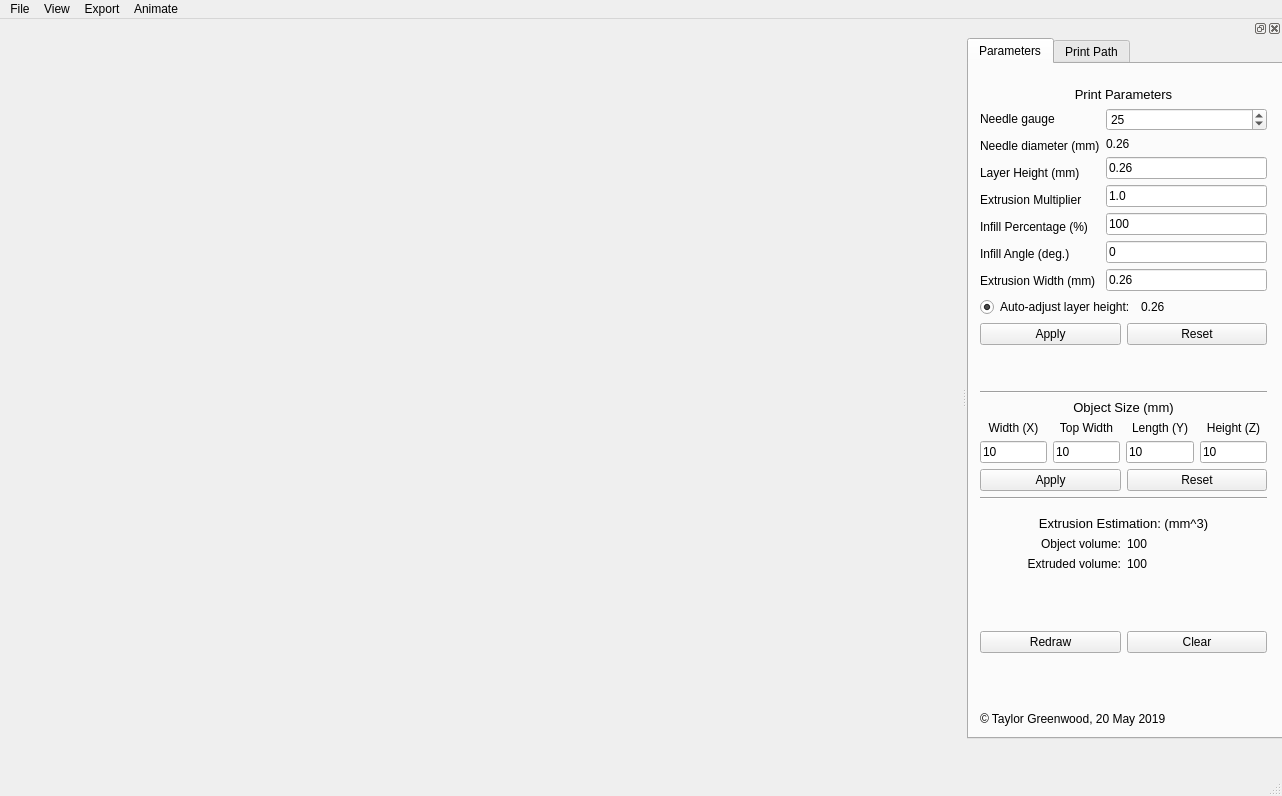
taylorgwood/FRE_Visualizer_GUI, file mainwindowform.ui: the form before one commit.
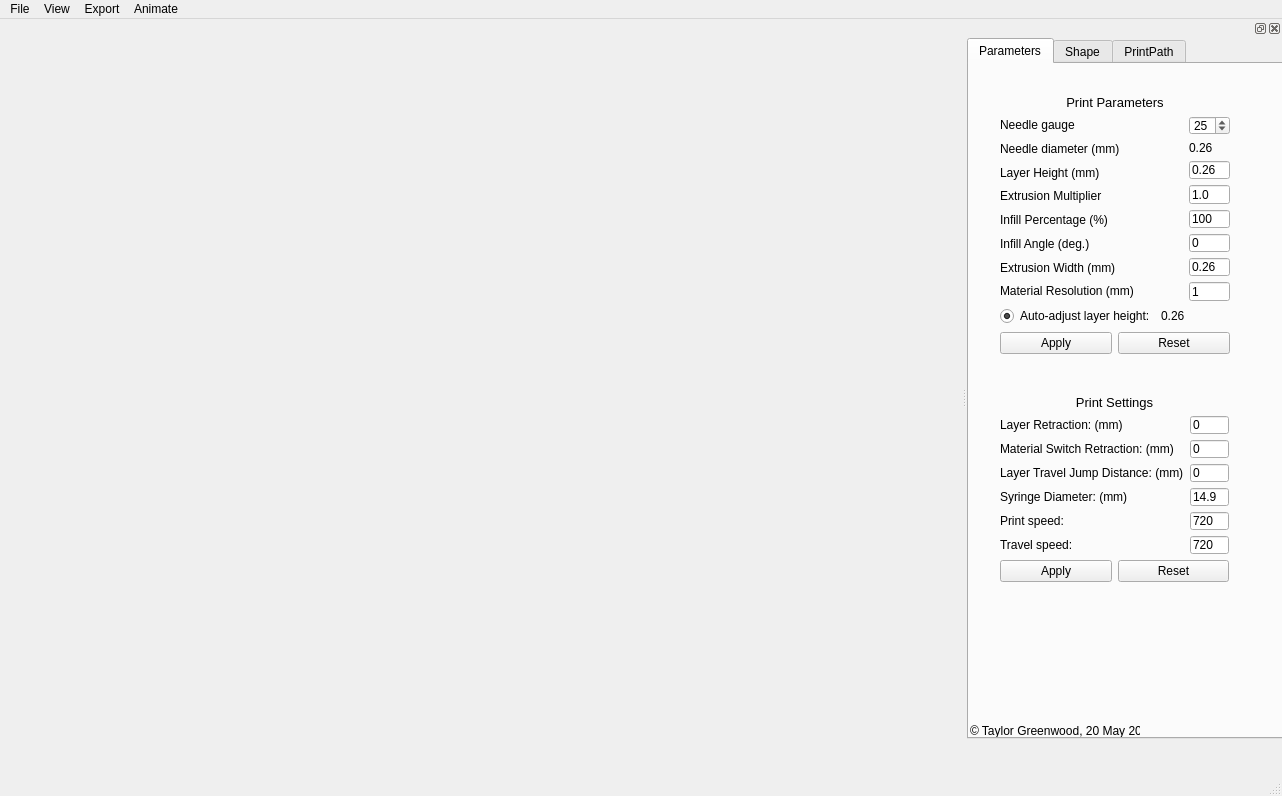
The form after the commit.

Commit message: Buttons added for material resolution and print settings

What changed in the file:
```diff
--- a/mainwindowform.ui
+++ b/mainwindowform.ui
@@ -91,21 +91,28 @@
       <attribute name="title">
        <string>Parameters</string>
       </attribute>
+      <widget class="QLabel" name="label">
+       <property name="geometry">
+        <rect>
+         <x>1</x>
+         <y>659</y>
+         <width>170</width>
+         <height>16</height>
+        </rect>
+       </property>
+       <property name="text">
+        <string>© Taylor Greenwood, 20 May 2019</string>
+       </property>
+      </widget>
       <widget class="QWidget" name="layoutWidget">
        <property name="geometry">
         <rect>
-         <x>0</x>
-         <y>12</y>
-         <width>309</width>
-         <height>661</height>
+         <x>20</x>
+         <y>20</y>
+         <width>252</width>
+         <height>281</height>
         </rect>
        </property>
-       <layout class="QVBoxLayout" name="verticalLayout_15">
-        <item>
-         <layout class="QVBoxLayout" name="verticalLayout_14">
-          <item>
-           <layout class="QVBoxLayout" name="verticalLayout_8">
-            <item>
              <layout class="QVBoxLayout" name="verticalLayout_6">
               <item>
                <widget class="QLabel" name="label_14">
@@ -129,7 +136,7 @@
                   <item>
                    <widget class="QLabel" name="label_5">
                     <property name="text">
-                     <string>Needle gauge</string>
+               <string>Needle gauge                                 </string>
                     </property>
                    </widget>
                   </item>
@@ -175,6 +182,13 @@
                     </property>
                    </widget>
                   </item>
+            <item>
+             <widget class="QLabel" name="label_27">
+              <property name="text">
+               <string>Material Resolution (mm)</string>
+              </property>
+             </widget>
+            </item>
                  </layout>
                 </item>
                 <item>
@@ -234,6 +248,13 @@
                     </property>
                    </widget>
                   </item>
+            <item>
+             <widget class="QLineEdit" name="materialResolution">
+              <property name="text">
+               <string>1</string>
+              </property>
+             </widget>
+            </item>
                  </layout>
                 </item>
                </layout>
@@ -281,28 +302,162 @@
                </layout>
               </item>
              </layout>
+      </widget>
+      <widget class="QWidget" name="layoutWidget">
+       <property name="geometry">
+        <rect>
+         <x>20</x>
+         <y>320</y>
+         <width>251</width>
+         <height>209</height>
+        </rect>
+       </property>
+       <layout class="QVBoxLayout" name="verticalLayout_15">
+        <item>
+         <widget class="QLabel" name="label_22">
+          <property name="font">
+           <font>
+            <pointsize>10</pointsize>
+           </font>
+          </property>
+          <property name="text">
+           <string>Print Settings</string>
+          </property>
+          <property name="alignment">
+           <set>Qt::AlignCenter</set>
+          </property>
+         </widget>
             </item>
             <item>
-             <spacer name="verticalSpacer_2">
-              <property name="orientation">
-               <enum>Qt::Vertical</enum>
+         <layout class="QHBoxLayout" name="horizontalLayout_11">
+          <item>
+           <layout class="QVBoxLayout" name="verticalLayout_14">
+            <item>
+             <widget class="QLabel" name="label_20">
+              <property name="text">
+               <string>Layer Retraction: (mm)</string>
               </property>
-              <property name="sizeHint" stdset="0">
-               <size>
-                <width>20</width>
-                <height>40</height>
-               </size>
+             </widget>
+            </item>
+            <item>
+             <widget class="QLabel" name="label_21">
+              <property name="text">
+               <string>Material Switch Retraction: (mm)</string>
               </property>
-             </spacer>
+             </widget>
             </item>
             <item>
-             <widget class="Line" name="line_2">
-              <property name="orientation">
-               <enum>Qt::Horizontal</enum>
+             <widget class="QLabel" name="label_26">
+              <property name="text">
+               <string>Layer Travel Jump Distance: (mm)</string>
               </property>
              </widget>
             </item>
             <item>
+             <widget class="QLabel" name="label_23">
+              <property name="text">
+               <string>Syringe Diameter: (mm)</string>
+              </property>
+             </widget>
+            </item>
+            <item>
+             <widget class="QLabel" name="label_24">
+              <property name="text">
+               <string>Print speed:</string>
+              </property>
+             </widget>
+            </item>
+            <item>
+             <widget class="QLabel" name="label_25">
+              <property name="text">
+               <string>Travel speed:</string>
+              </property>
+             </widget>
+            </item>
+           </layout>
+          </item>
+          <item>
+           <layout class="QVBoxLayout" name="verticalLayout_8">
+            <item>
+             <widget class="QLineEdit" name="layerRetraction">
+              <property name="text">
+               <string>0</string>
+              </property>
+             </widget>
+            </item>
+            <item>
+             <widget class="QLineEdit" name="materialSwitchRetraction">
+              <property name="text">
+               <string>0</string>
+              </property>
+             </widget>
+            </item>
+            <item>
+             <widget class="QLineEdit" name="layerJump">
+              <property name="text">
+               <string>0</string>
+              </property>
+             </widget>
+            </item>
+            <item>
+             <widget class="QLineEdit" name="syringeDiameter">
+              <property name="text">
+               <string>14.9</string>
+              </property>
+             </widget>
+            </item>
+            <item>
+             <widget class="QLineEdit" name="printSpeed">
+              <property name="text">
+               <string>720</string>
+              </property>
+             </widget>
+            </item>
+            <item>
+             <widget class="QLineEdit" name="travelSpeed">
+              <property name="text">
+               <string>720</string>
+              </property>
+             </widget>
+            </item>
+           </layout>
+          </item>
+         </layout>
+        </item>
+        <item>
+         <layout class="QHBoxLayout" name="horizontalLayout_12">
+          <item>
+           <widget class="QPushButton" name="applySettingsButton">
+            <property name="text">
+             <string>Apply</string>
+            </property>
+           </widget>
+          </item>
+          <item>
+           <widget class="QPushButton" name="resetSettingsButton">
+            <property name="text">
+             <string>Reset</string>
+            </property>
+           </widget>
+          </item>
+         </layout>
+        </item>
+       </layout>
+      </widget>
+     </widget>
+     <widget class="QWidget" name="tabShape">
+      <attribute name="title">
+       <string>Shape</string>
+      </attribute>
+      <widget class="QWidget" name="layoutWidget_2">
+       <property name="geometry">
+        <rect>
+         <x>10</x>
+         <y>60</y>
+         <width>303</width>
+         <height>107</height>
+        </rect>
+       </property>
              <layout class="QVBoxLayout" name="verticalLayout_7">
               <item>
                <widget class="QLabel" name="label_13">
@@ -433,23 +588,16 @@
                </widget>
               </item>
              </layout>
-            </item>
-           </layout>
-          </item>
-          <item>
-           <spacer name="verticalSpacer">
-            <property name="orientation">
-             <enum>Qt::Vertical</enum>
-            </property>
-            <property name="sizeHint" stdset="0">
-             <size>
-              <width>20</width>
-              <height>10</height>
-             </size>
-            </property>
-           </spacer>
-          </item>
-          <item>
+      </widget>
+      <widget class="QWidget" name="layoutWidget_3">
+       <property name="geometry">
+        <rect>
+         <x>50</x>
+         <y>190</y>
+         <width>176</width>
+         <height>62</height>
+        </rect>
+       </property>
            <layout class="QVBoxLayout" name="verticalLayout_10">
             <item>
              <layout class="QVBoxLayout" name="verticalLayout_9">
@@ -513,23 +661,16 @@
              </layout>
             </item>
            </layout>
-          </item>
-         </layout>
-        </item>
-        <item>
-         <spacer name="verticalSpacer_3">
-          <property name="orientation">
-           <enum>Qt::Vertical</enum>
-          </property>
-          <property name="sizeHint" stdset="0">
-           <size>
-            <width>20</width>
-            <height>10</height>
-           </size>
-          </property>
-         </spacer>
-        </item>
-        <item>
+      </widget>
+      <widget class="QWidget" name="layoutWidget_4">
+       <property name="geometry">
+        <rect>
+         <x>130</x>
+         <y>360</y>
+         <width>158</width>
+         <height>25</height>
+        </rect>
+       </property>
          <layout class="QHBoxLayout" name="horizontalLayout_2">
           <item>
            <widget class="QPushButton" name="redrawButton">
@@ -546,33 +687,11 @@
            </widget>
           </item>
          </layout>
-        </item>
-        <item>
-         <spacer name="verticalSpacer_4">
-          <property name="orientation">
-           <enum>Qt::Vertical</enum>
-          </property>
-          <property name="sizeHint" stdset="0">
-           <size>
-            <width>20</width>
-            <height>20</height>
-           </size>
-          </property>
-         </spacer>
-        </item>
-        <item>
-         <widget class="QLabel" name="label">
-          <property name="text">
-           <string>© Taylor Greenwood, 20 May 2019</string>
-          </property>
-         </widget>
-        </item>
-       </layout>
-      </widget>
-     </widget>
-     <widget class="QWidget" name="tab_2">
+      </widget>
+     </widget>
+     <widget class="QWidget" name="tabPrintPath">
       <attribute name="title">
-       <string>Print Path</string>
+       <string>PrintPath</string>
       </attribute>
       <widget class="QWidget" name="layoutWidget">
        <property name="geometry">
```
Left out of the diff: 2 changed lines with no effect on the pictures. Lines whose indentation alone changed are shown as unchanged. The commit also changes 2 other files.
